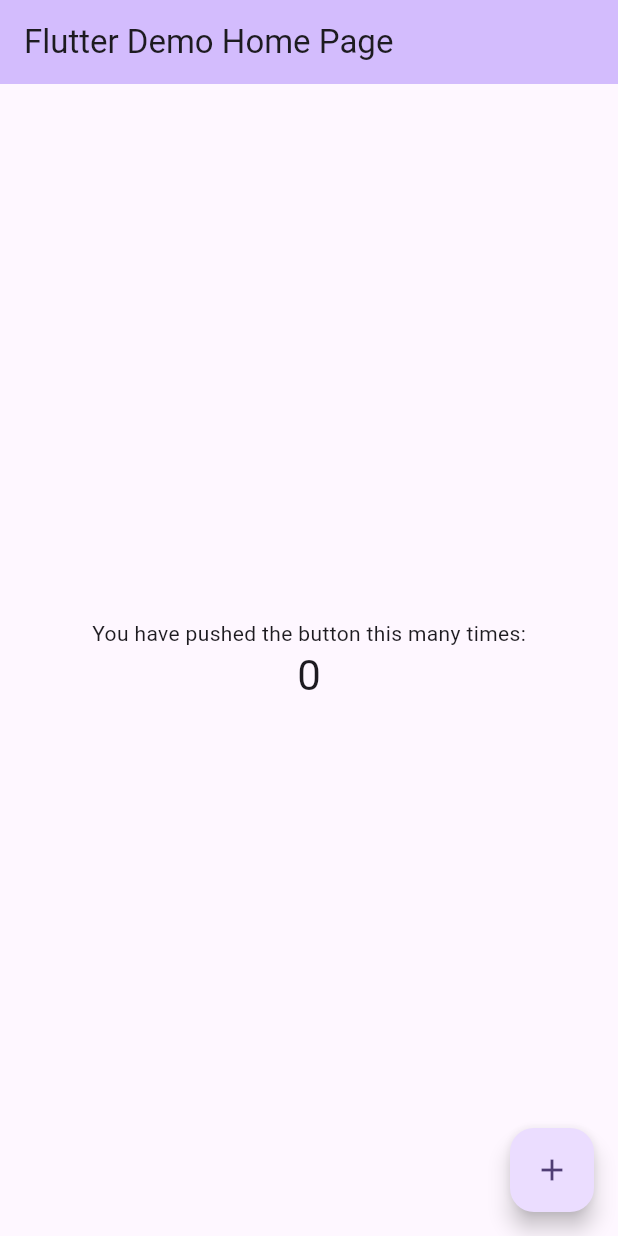
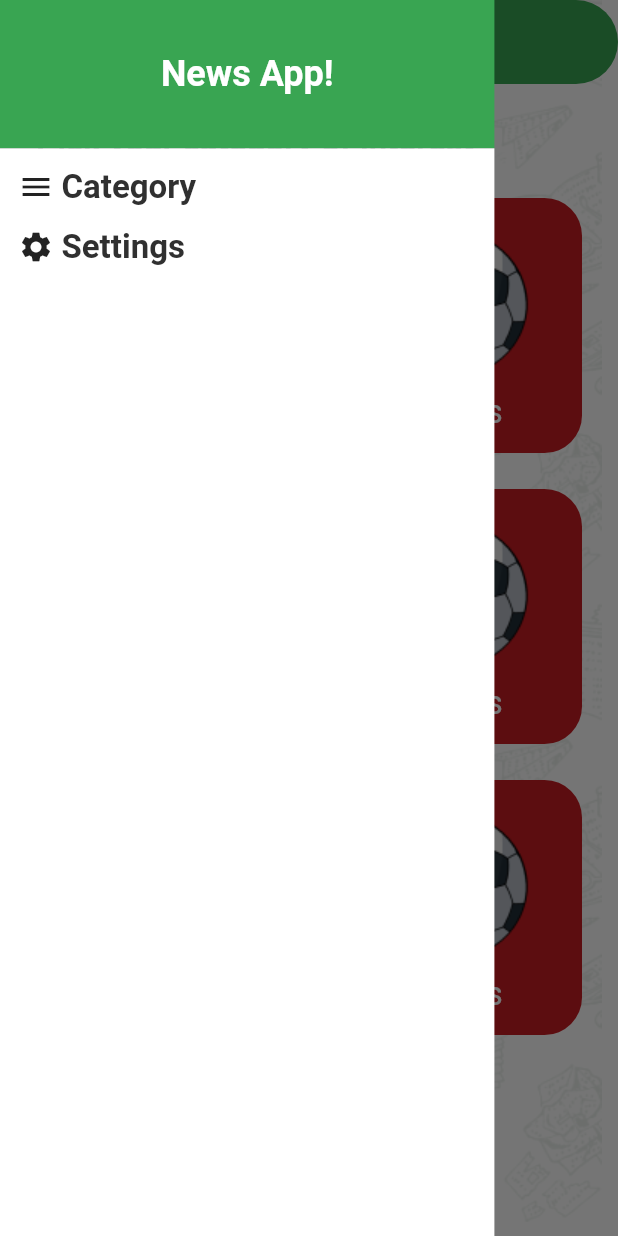
Before and after one commit to shehab358/news, a Flutter app: the screen it shows after launch, with the side drawer open (before the commit the screen has no drawer), on a phone screen of 412 x 824 dp. Run offline on Flutter 3.47's test engine with Material 3 defaults, Android fonts, the phone set to English and light mode, and no system bars.

Commit message:
implemented categries grid & home drawer UI

```diff
--- /dev/null
+++ b/lib/app_theme.dart
@@ -0,0 +1,37 @@
+import 'package:flutter/material.dart';
+
+class AppTheme {
+  static Color primary = const Color(0xff39A552);
+  static Color black = const Color(0xff303030);
+  static Color navy = const Color(0xff4F5A69);
+  static Color white = const Color(0xffffffff);
+  static Color red = const Color(0xffC91C22);
+
+  static ThemeData lightTheme = ThemeData(
+    primaryColor: primary,
+    scaffoldBackgroundColor: Colors.transparent,
+    appBarTheme: AppBarTheme(
+      color: primary,
+      foregroundColor: white,
+      centerTitle: true,
+      shape: RoundedRectangleBorder(
+        borderRadius: BorderRadius.circular(
+          32,
+        ),
+
+      ),
+      titleTextStyle: TextStyle(
+        fontSize: 22,
+        color: white,
+        fontWeight: FontWeight.w400,
+      ),
+    ),
+    textTheme: const TextTheme(
+      titleLarge: TextStyle(
+        fontSize: 22,
+        fontWeight: FontWeight.bold,
+        color: Colors.white,
+      ),
+    ),
+  );
+}
--- a/lib/main.dart
+++ b/lib/main.dart
@@ -1,125 +1,24 @@
 import 'package:flutter/material.dart';
+import 'package:news/app_theme.dart';
+import 'package:news/view/home_screen.dart';
 
 void main() {
-  runApp(const MyApp());
+  runApp(const NewsApp());
 }
 
-class MyApp extends StatelessWidget {
-  const MyApp({super.key});
+class NewsApp extends StatelessWidget {
+  const NewsApp({super.key});
 
-  // This widget is the root of your application.
   @override
   Widget build(BuildContext context) {
     return MaterialApp(
-      title: 'Flutter Demo',
-      theme: ThemeData(
-        // This is the theme of your application.
-        //
-        // TRY THIS: Try running your application with "flutter run". You'll see
-        // the application has a purple toolbar. Then, without quitting the app,
-        // try changing the seedColor in the colorScheme below to Colors.green
-        // and then invoke "hot reload" (save your changes or press the "hot
-        // reload" button in a Flutter-supported IDE, or press "r" if you used
-        // the command line to start the app).
-        //
-        // Notice that the counter didn't reset back to zero; the application
-        // state is not lost during the reload. To reset the state, use hot
-        // restart instead.
-        //
-        // This works for code too, not just values: Most code changes can be
-        // tested with just a hot reload.
-        colorScheme: ColorScheme.fromSeed(seedColor: Colors.deepPurple),
-        useMaterial3: true,
-      ),
-      home: const MyHomePage(title: 'Flutter Demo Home Page'),
+      debugShowCheckedModeBanner: false,
+      routes: {
+        HomeScreen.route: (_) => const HomeScreen(),
+      },
+      initialRoute: HomeScreen.route,
+      theme: AppTheme.lightTheme,
+      themeMode: ThemeMode.light,
     );
   }
 }
-
-class MyHomePage extends StatefulWidget {
-  const MyHomePage({super.key, required this.title});
-
-  // This widget is the home page of your application. It is stateful, meaning
-  // that it has a State object (defined below) that contains fields that affect
-  // how it looks.
-
-  // This class is the configuration for the state. It holds the values (in this
-  // case the title) provided by the parent (in this case the App widget) and
-  // used by the build method of the State. Fields in a Widget subclass are
-  // always marked "final".
-
-  final String title;
-
-  @override
-  State<MyHomePage> createState() => _MyHomePageState();
-}
-
-class _MyHomePageState extends State<MyHomePage> {
-  int _counter = 0;
-
-  void _incrementCounter() {
-    setState(() {
-      // This call to setState tells the Flutter framework that something has
-      // changed in this State, which causes it to rerun the build method below
-      // so that the display can reflect the updated values. If we changed
-      // _counter without calling setState(), then the build method would not be
-      // called again, and so nothing would appear to happen.
-      _counter++;
-    });
-  }
-
-  @override
-  Widget build(BuildContext context) {
-    // This method is rerun every time setState is called, for instance as done
-    // by the _incrementCounter method above.
-    //
-    // The Flutter framework has been optimized to make rerunning build methods
-    // fast, so that you can just rebuild anything that needs updating rather
-    // than having to individually change instances of widgets.
-    return Scaffold(
-      appBar: AppBar(
-        // TRY THIS: Try changing the color here to a specific color (to
-        // Colors.amber, perhaps?) and trigger a hot reload to see the AppBar
-        // change color while the other colors stay the same.
-        backgroundColor: Theme.of(context).colorScheme.inversePrimary,
-        // Here we take the value from the MyHomePage object that was created by
-        // the App.build method, and use it to set our appbar title.
-        title: Text(widget.title),
-      ),
-      body: Center(
-        // Center is a layout widget. It takes a single child and positions it
-        // in the middle of the parent.
-        child: Column(
-          // Column is also a layout widget. It takes a list of children and
-          // arranges them vertically. By default, it sizes itself to fit its
-          // children horizontally, and tries to be as tall as its parent.
-          //
-          // Column has various properties to control how it sizes itself and
-          // how it positions its children. Here we use mainAxisAlignment to
-          // center the children vertically; the main axis here is the vertical
-          // axis because Columns are vertical (the cross axis would be
-          // horizontal).
-          //
-          // TRY THIS: Invoke "debug painting" (choose the "Toggle Debug Paint"
-          // action in the IDE, or press "p" in the console), to see the
-          // wireframe for each widget.
-          mainAxisAlignment: MainAxisAlignment.center,
-          children: <Widget>[
-            const Text(
-              'You have pushed the button this many times:',
-            ),
-            Text(
-              '$_counter',
-              style: Theme.of(context).textTheme.headlineMedium,
-            ),
-          ],
-        ),
-      ),
-      floatingActionButton: FloatingActionButton(
-        onPressed: _incrementCounter,
-        tooltip: 'Increment',
-        child: const Icon(Icons.add),
-      ), // This trailing comma makes auto-formatting nicer for build methods.
-    );
-  }
-}
--- /dev/null
+++ b/lib/models/category_model.dart
@@ -0,0 +1,14 @@
+import 'package:flutter/material.dart';
+
+class CategoryModel {
+  String id;
+  String name;
+  String imageName;
+  Color color;
+  CategoryModel({
+    required this.id,
+    required this.name,
+    required this.imageName,
+    required this.color,
+  });
+}
--- /dev/null
+++ b/lib/view/categories/categories_grid.dart
@@ -0,0 +1,52 @@
+import 'package:flutter/material.dart';
+import 'package:news/app_theme.dart';
+import 'package:news/models/category_model.dart';
+import 'package:news/view/categories/category_item.dart';
+
+class CategoriesGrid extends StatelessWidget {
+  const CategoriesGrid({super.key});
+
+  @override
+  Widget build(BuildContext context) {
+    final categories = List.generate(
+      6,
+      (index) => CategoryModel(
+        id: '$index',
+        name: 'Sports',
+        imageName: 'sports',
+        color: AppTheme.red,
+      ),
+    );
+    return Padding(
+      padding: const EdgeInsets.symmetric(horizontal: 24),
+      child: Column(
+        crossAxisAlignment: CrossAxisAlignment.start,
+        children: [
+          Padding(
+            padding: const EdgeInsets.symmetric(vertical: 24),
+            child: Text(
+              'Pick your category of interest',
+              style: Theme.of(context).textTheme.titleLarge!.copyWith(
+                    color: AppTheme.navy,
+                  ),
+            ),
+          ),
+          Expanded(
+            child: GridView.builder(
+              gridDelegate: const SliverGridDelegateWithFixedCrossAxisCount(
+                crossAxisCount: 2,
+                mainAxisSpacing: 24,
+                crossAxisSpacing: 24,
+              ),
+              itemBuilder: (_, index) => CategoryItem(
+                index: index,
+                category: categories[index],
+              ),
+              itemCount: categories.length,
+            ),
+          ),
+        ],
+      ),
+    );
+  }
+}
--- /dev/null
+++ b/lib/view/categories/category_item.dart
@@ -0,0 +1,41 @@
+import 'package:flutter/material.dart';
+import 'package:news/models/category_model.dart';
+
+class CategoryItem extends StatelessWidget {
+  const CategoryItem({super.key, required this.index, required this.category});
+
+ final CategoryModel category;
+  final int index;
+  @override
+  Widget build(BuildContext context) {
+    return InkWell(
+      onTap: () {},
+      child: Container(
+        decoration: BoxDecoration(
+          color: category.color,
+          borderRadius: BorderRadiusDirectional.only(
+            topStart: const Radius.circular(25),
+            topEnd: const Radius.circular(25),
+            bottomStart: Radius.circular(index.isEven ? 25 : 0),
+            bottomEnd: Radius.circular(index.isEven ? 0 : 25),
+          ),
+        ),
+        child: Column(
+          mainAxisAlignment: MainAxisAlignment.center,
+          children: [
+            Image.asset(
+              "assets/images/${category.imageName}.png",
+            ),
+            Text(
+              category.name,
+              style: Theme.of(context)
+                  .textTheme
+                  .titleLarge!
+                  .copyWith(fontWeight: FontWeight.w400),
+            ),
+          ],
+        ),
+      ),
+    );
+  }
+}
--- /dev/null
+++ b/lib/view/drawer/home_drawer.dart
@@ -0,0 +1,80 @@
+import 'package:flutter/material.dart';
+import 'package:news/app_theme.dart';
+
+class HomeDrawer extends StatelessWidget {
+  const HomeDrawer({super.key});
+
+  @override
+  Widget build(BuildContext context) {
+    Size screenSize = MediaQuery.sizeOf(context);
+    TextStyle? titleLarge = Theme.of(context).textTheme.titleLarge;
+    return SizedBox(
+      width: screenSize.width * 0.8,
+      child: Column(
+        children: [
+          Container(
+            height: screenSize.height * 0.12,
+            width: double.infinity,
+            alignment: Alignment.center,
+            color: AppTheme.primary,
+            child: Text(
+              "News App!",
+              style: titleLarge!.copyWith(
+                fontSize: 24,
+              ),
+            ),
+          ),
+          Expanded(
+            child: Container(
+              color: AppTheme.white,
+              child: Padding(
+                padding: const EdgeInsetsDirectional.only(top: 12, start: 12),
+                child: Column(
+                  children: [
+                    InkWell(
+                      onTap: (){},
+                      child: Row(
+                        children: [
+                          const Icon(Icons.menu),
+                          const SizedBox(
+                            width: 5,
+                          ),
+                          Text(
+                            'Category',
+                            style: titleLarge.copyWith(
+                              color: AppTheme.black,
+                            ),
+                          ),
+                        ],
+                      ),
+                    ),
+                    const SizedBox(
+                      height: 12,
+                    ),
+                    InkWell(
+                      onTap: (){},
+                      child: Row(
+                        children: [
+                          const Icon(Icons.settings),
+                          const SizedBox(
+                            width: 5,
+                          ),
+                          Text(
+                            'Settings',
+                            style: titleLarge.copyWith(
+                              color: AppTheme.black,
+                            ),
+                          ),
+                        ],
+                      ),
+                    ),
+                  ],
+                ),
+              ),
+            ),
+          )
+        ],
+      ),
+    );
+  }
+}
--- /dev/null
+++ b/lib/view/home_screen.dart
@@ -0,0 +1,28 @@
+import 'package:flutter/material.dart';
+import 'package:news/app_theme.dart';
+import 'package:news/view/categories/categories_grid.dart';
+import 'package:news/view/drawer/home_drawer.dart';
+
+class HomeScreen extends StatelessWidget {
+  static const String route = 'home';
+  const HomeScreen({super.key});
+
+  @override
+  Widget build(BuildContext context) {
+    return Container(
+      decoration: BoxDecoration(
+        color: AppTheme.white,
+        image: const DecorationImage(
+          image: AssetImage('assets/images/pattern.png'),
+        ),
+      ),
+      child: Scaffold(
+        appBar: AppBar(
+          title: const Text("News App"),
+        ),
+        body: const CategoriesGrid(),
+        drawer: HomeDrawer(),
+      ),
+    );
+  }
+}
--- a/pubspec.yaml
+++ b/pubspec.yaml
@@ -59,9 +59,8 @@ flutter:
   uses-material-design: true
 
   # To add assets to your application, add an assets section, like this:
-  # assets:
-  #   - images/a_dot_burr.jpeg
-  #   - images/a_dot_ham.jpeg
+  assets:
+    - assets/images/
 
   # An image asset can refer to one or more resolution-specific "variants", see
   # https://flutter.dev/to/resolution-aware-images
```
Also changed, not shown: assets/images/2x/pattern@2x.png (added), assets/images/3x/pattern@3x.png (added), assets/images/pattern.png (added), assets/images/sports.png (added).
